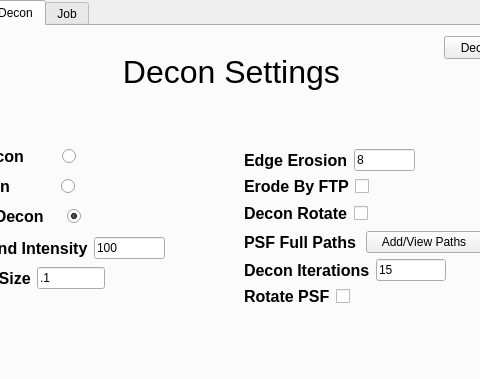
Before: the Qt Designer form mainwindow.ui in abcucberkeley/PetaKit5D-GUI, drawn with Qt 5; both pictures show x 168 to 648 and y 0 to 379 of the 801 by 600 pixel window.
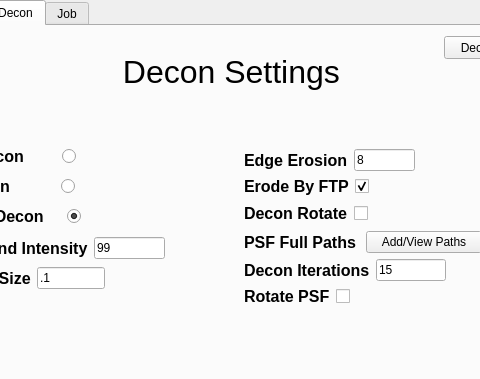
After: the same form once the commit is applied. The open tabs and pages were chosen to show the change.

What changed in the file:
```diff
--- a/mainwindow.ui
+++ b/mainwindow.ui
@@ -2219,7 +2219,7 @@
        <item>
         <widget class="QLineEdit" name="backgroundIntensityLineEdit">
          <property name="text">
-          <string>100</string>
+          <string>99</string>
          </property>
         </widget>
        </item>
@@ -2461,6 +2461,9 @@
          <property name="text">
           <string/>
          </property>
+         <property name="checked">
+          <bool>true</bool>
+         </property>
         </widget>
        </item>
       </layout>
```
Left out of the diff: 2 changed lines with no effect on the pictures.
